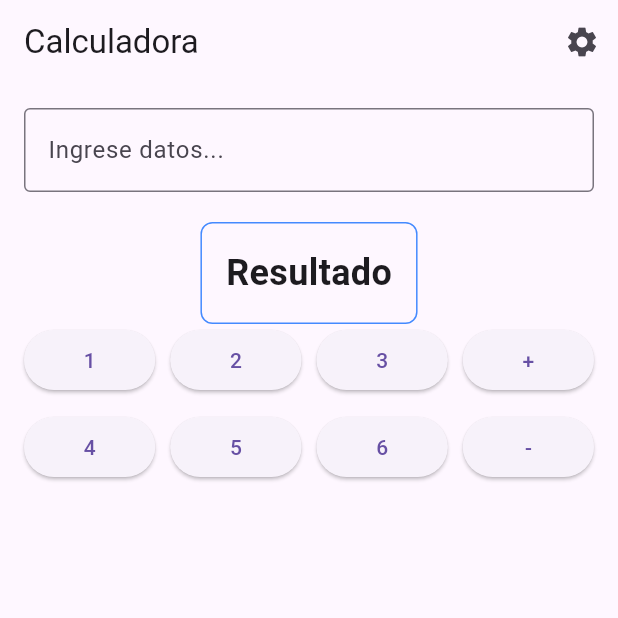
After one commit to rodriQuelali/flutter-3a-2025, a Flutter app: the MyCalculadoraPage screen opened directly, on a phone screen of 412 x 824 dp, the top half of it. The commit adds this screen. Run offline on Flutter 3.47's test engine with Material 3 defaults, Android fonts, the phone set to English and light mode, and no system bars.

Commit message:
New peoywct Calculadora.

```diff
--- /dev/null
+++ b/calculadora/lib/main.dart
@@ -0,0 +1,21 @@
+import 'package:calculadora/view/calculadora.dart';
+import 'package:flutter/material.dart';
+
+void main() {
+  runApp(const MyApp());
+}
+
+class MyApp extends StatelessWidget {
+  const MyApp({Key? key}) : super(key: key);
+
+  @override
+  Widget build(BuildContext context) {
+    return MaterialApp(
+      title: 'Mi Calculadora',
+      theme: ThemeData(
+        primarySwatch: Colors.blue,
+      ),
+      home: const MyCalculadoraPage(),
+    );
+  }
+}
--- /dev/null
+++ b/calculadora/lib/view/calculadora.dart
@@ -0,0 +1,143 @@
+
+import 'package:flutter/material.dart';
+
+class MyCalculadoraPage extends StatefulWidget {
+  const MyCalculadoraPage({super.key});
+
+  @override
+  State<MyCalculadoraPage> createState() => _MyCalculadoraPageState();
+}
+
+class _MyCalculadoraPageState extends State<MyCalculadoraPage> {
+  @override
+  Widget build(BuildContext context) {
+    return Scaffold(
+      appBar: AppBar(
+        title: const Text('Calculadora'),
+        actions: [
+          IconButton(
+            icon: const Icon(Icons.settings),
+            onPressed: () {
+              // Acción del botón de configuración
+            },
+          ),
+        ],
+      ),
+      body: Container(
+        padding: EdgeInsets.all(16.0),
+        child: Column(
+          children: [
+            _inoutField('Ingrese datos...'),
+            SizedBox(height: 20),
+            _resultField(),
+            Row(
+              children: [
+                Expanded(
+                  child:
+                  _button('1',
+                  () {
+                      // Acción del botón 1
+                    },
+                  ),
+                ),
+                SizedBox(width: 10),
+                Expanded(
+                  child: _button('2',
+                  () {
+                      // Acción del botón 2
+                    },
+                  ),
+                ),
+
+                SizedBox(width: 10),
+                Expanded(
+                  child: _button('3',
+                  () {
+                      // Acción del botón 2
+                    },
+                  ),
+                ),
+                SizedBox(width: 10),
+                Expanded(
+                  child: _button('+',
+                  () {
+                      // Acción del botón 2
+                    },
+                  ),
+                ),
+              ],
+            ),
+            SizedBox(height: 10),
+            Row(
+              children: [
+                Expanded(
+                  child: _button('4',
+                  () {
+                      // Acción del botón 4
+                    },
+                  ),
+                ),
+                SizedBox(width: 10),
+                Expanded(
+                  child: _button('5',
+                  () {
+                      // Acción del botón 5
+                    },
+                  ),
+                ),
+                SizedBox(width: 10),
+                Expanded(
+                  child: _button('6',
+                  () {
+                      // Acción del botón 6
+                    },
+                  ),
+                ),
+                SizedBox(width: 10),
+                Expanded(
+                  child: _button('-',
+                  () {
+                      // Acción del botón -
+                    },
+                  ),
+                ),
+              ],
+            ),
+          ],
+        ),
+      )
+    );
+  }
+
+  Widget _resultField() {
+      return Container(
+        padding: EdgeInsets.all(16.0),
+        decoration: BoxDecoration(
+          border: Border.all(color: Colors.blueAccent),
+          borderRadius: BorderRadius.circular(8.0),
+        ),
+        child: Text(
+          'Resultado',
+          style: TextStyle(fontSize: 24, fontWeight: FontWeight.bold),
+        ),
+      );
+    }
+
+  Widget _button(String label, VoidCallback onPressed) {
+    return ElevatedButton(
+      onPressed: onPressed,
+      child: Text(label),
+    );
+  }
+
+
+  Widget _inoutField(String label) {
+    return TextField(
+      decoration: InputDecoration(
+        labelText: label,
+        border: OutlineInputBorder(),
+      ),
+      keyboardType: TextInputType.number,
+    );
+  }
+}
```
Also changed, not shown: calculadora/analysis_options.yaml (added, +28 -0 lines), calculadora/pubspec.yaml (added, +89 -0 lines), flutter_application_1/lib/view/login.dart (+11 -9 lines), calculadora/pubspec.lock (added), 125 other files.
